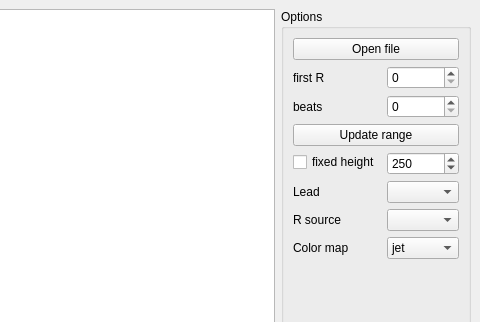
Above: mainwindow.ui from tomgrad/carpets before the change; both pictures show x 647 to 1127 and y 0 to 322 of the 1127 by 810 pixel window. Below: the same form after it.
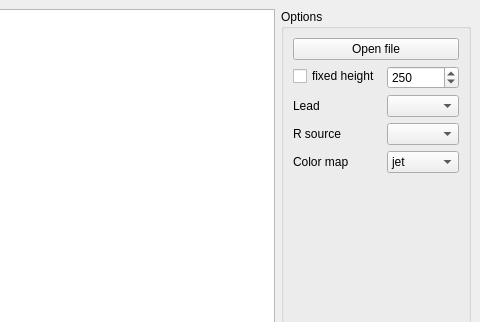
That is the form after the change. Custom widgets are drawn as their Qt base class.

Commit message: remove select/update range button and spin boxes

Patch:
```diff
--- a/mainwindow.ui
+++ b/mainwindow.ui
@@ -49,73 +49,56 @@
             </widget>
            </item>
            <item row="1" column="0">
-            <widget class="QLabel" name="label_4">
+            <widget class="QCheckBox" name="fixedHeightCheckBox">
              <property name="text">
-              <string>first R</string>
+              <string>fixed height</string>
              </property>
             </widget>
            </item>
            <item row="1" column="1">
-            <widget class="QSpinBox" name="r1spinBox">
-             <property name="enabled">
-              <bool>true</bool>
+            <widget class="QSpinBox" name="fixedHeightSpinBox">
+             <property name="minimum">
+              <number>10</number>
+             </property>
+             <property name="maximum">
+              <number>1000000</number>
              </property>
              <property name="singleStep">
-              <number>60</number>
+              <number>50</number>
+             </property>
+             <property name="value">
+              <number>250</number>
              </property>
             </widget>
            </item>
            <item row="2" column="0">
-            <widget class="QLabel" name="label">
-             <property name="text">
-              <string>beats</string>
-             </property>
-            </widget>
-           </item>
-           <item row="2" column="1">
-            <widget class="QSpinBox" name="r2spinBox">
-             <property name="enabled">
-              <bool>true</bool>
-             </property>
-             <property name="maximum">
-              <number>256</number>
-             </property>
-             <property name="singleStep">
-              <number>60</number>
-             </property>
-            </widget>
-           </item>
-           <item row="3" column="0" colspan="2">
-            <widget class="QPushButton" name="updateRangePushButton">
-             <property name="enabled">
-              <bool>true</bool>
-             </property>
-             <property name="text">
-              <string>Update range</string>
-             </property>
-            </widget>
-           </item>
-           <item row="5" column="0">
             <widget class="QLabel" name="label_3">
              <property name="text">
               <string>Lead</string>
              </property>
             </widget>
            </item>
-           <item row="5" column="1">
+           <item row="2" column="1">
             <widget class="QComboBox" name="leadComboBox"/>
            </item>
-           <item row="6" column="1">
-            <widget class="QComboBox" name="rSourceLeadComboBox"/>
-           </item>
-           <item row="6" column="0">
+           <item row="3" column="0">
             <widget class="QLabel" name="label_5">
              <property name="text">
               <string>R source</string>
              </property>
             </widget>
            </item>
-           <item row="7" column="1">
+           <item row="3" column="1">
+            <widget class="QComboBox" name="rSourceLeadComboBox"/>
+           </item>
+           <item row="4" column="0">
+            <widget class="QLabel" name="label_2">
+             <property name="text">
+              <string>Color map</string>
+             </property>
+            </widget>
+           </item>
+           <item row="4" column="1">
             <widget class="QComboBox" name="cmapComboBox">
              <item>
               <property name="text">
@@ -144,36 +127,6 @@
              </item>
             </widget>
            </item>
-           <item row="7" column="0">
-            <widget class="QLabel" name="label_2">
-             <property name="text">
-              <string>Color map</string>
-             </property>
-            </widget>
-           </item>
-           <item row="4" column="0">
-            <widget class="QCheckBox" name="fixedHeightCheckBox">
-             <property name="text">
-              <string>fixed height</string>
-             </property>
-            </widget>
-           </item>
-           <item row="4" column="1">
-            <widget class="QSpinBox" name="fixedHeightSpinBox">
-             <property name="minimum">
-              <number>10</number>
-             </property>
-             <property name="maximum">
-              <number>1000000</number>
-             </property>
-             <property name="singleStep">
-              <number>50</number>
-             </property>
-             <property name="value">
-              <number>250</number>
-             </property>
-            </widget>
-           </item>
           </layout>
          </item>
          <item>
```
The commit also changes 3 other files.
